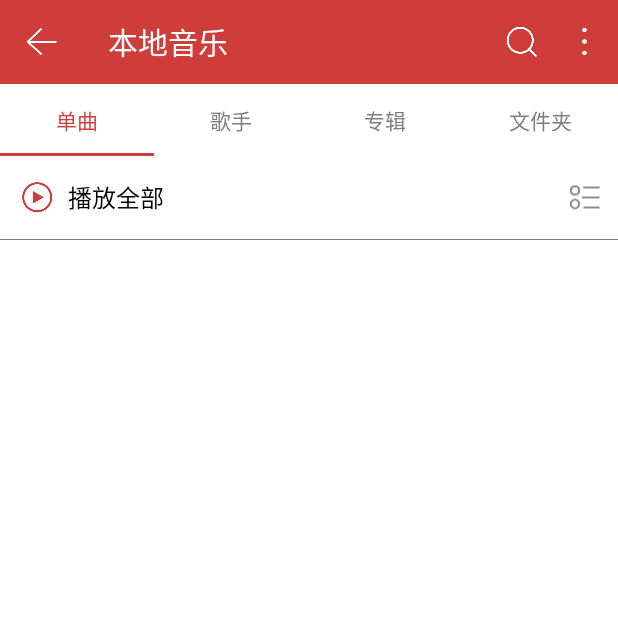
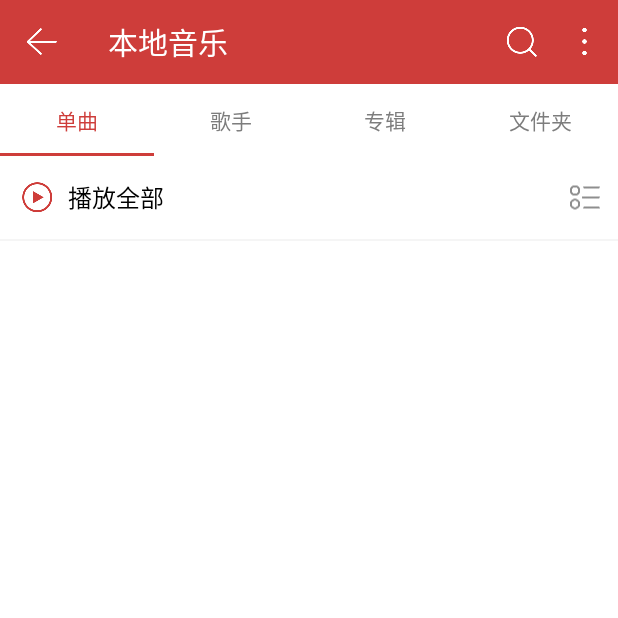
Before and after one commit to Limuyang1013/ImitateNetEasyCloud, an Android app: the SinglesFragment screen opened directly, with no data from a screen before it, on a phone screen of 412 x 824 dp, the top half of it. Run offline under Robolectric (Android 15) with nearby library versions, the phone set to English and light mode, and no system bars; libraries missing offline, so code that uses them is left out: com.readystatesoftware.systembartint; network calls fail; 3 statements that could not run were skipped.

Commit message:
更新界面

```diff
--- a/app/src/main/res/layout/fragment_singles.xml
+++ b/app/src/main/res/layout/fragment_singles.xml
@@ -61,8 +61,8 @@
     </RelativeLayout>
     <View
         android:layout_width="match_parent"
-        android:layout_height="0.01dp"
-        android:background="#7D7D7D"
+        android:layout_height="1dp"
+        android:background="#F5F5F5"
         />
 
 </LinearLayout>
--- a/app/src/main/res/values/colors.xml
+++ b/app/src/main/res/values/colors.xml
@@ -288,4 +288,5 @@
     <color name="smallRed">#faebeb</color>
     <color name="search_bg">#00000000</color>
     <color name="qianhuise">#E0E0E0</color>
+    <color name="baiyan">#F5F5F5</color>
 </resources>
```
